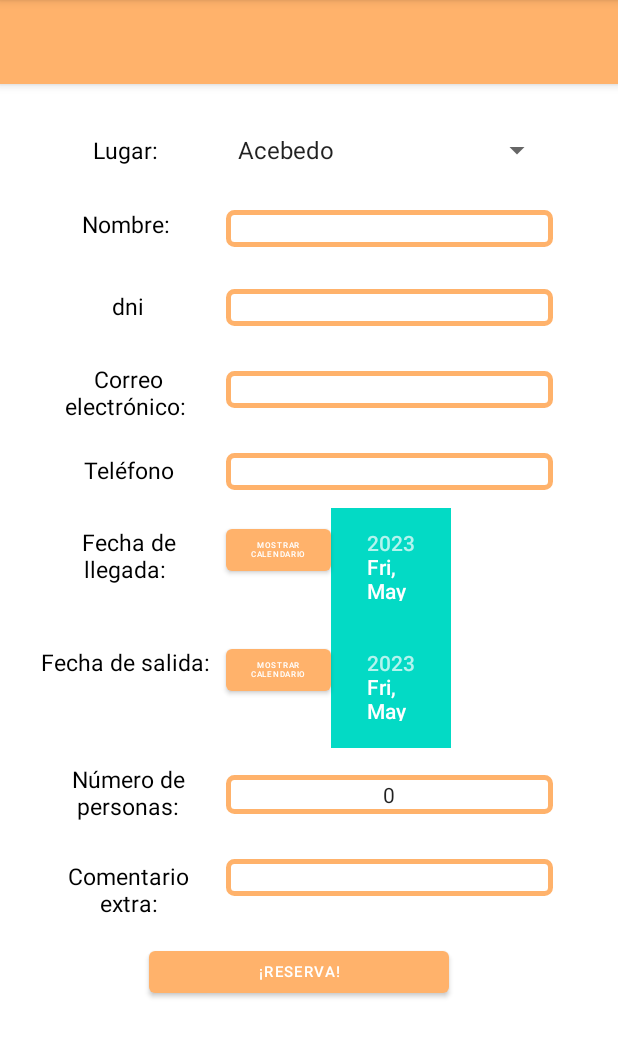
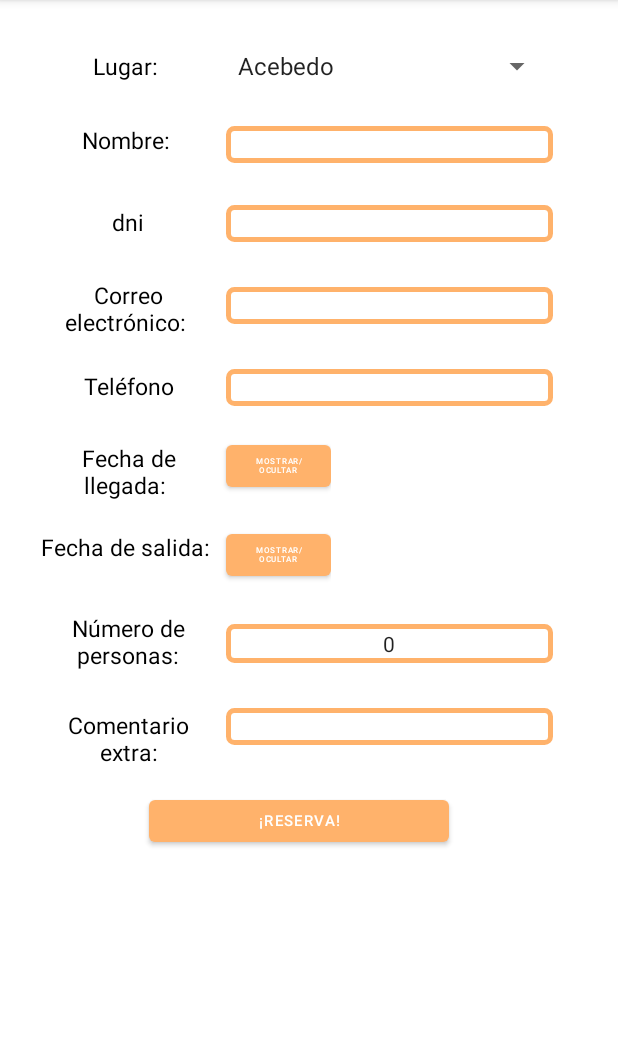
Before and after one commit to victxrms/PNET, an Android app: the fragment FormularioFragment shown on its own in the app's theme, on a phone screen of 412 x 824 dp, the part 84-1142 px from its top. Run offline under Robolectric (Android 15) with nearby library versions, the phone set to English and light mode, and no system bars.

Commit message:
Add files via upload

```diff
--- a/DesarrolloAndroid/proyectoFinal/app/src/main/res/layout/fragment_formulario.xml
+++ b/DesarrolloAndroid/proyectoFinal/app/src/main/res/layout/fragment_formulario.xml
@@ -14,13 +14,6 @@
         android:layout_width="match_parent"
         android:layout_height="wrap_content"
         android:theme="@style/Theme.ProyectoFinal.AppBarOverlay">
-
-        <androidx.appcompat.widget.Toolbar
-            android:id="@+id/toolbar"
-            android:layout_width="match_parent"
-            android:layout_height="?attr/actionBarSize"
-            android:background="?attr/colorPrimary"
-            app:popupTheme="@style/Theme.ProyectoFinal.PopupOverlay" />
 
     </com.google.android.material.appbar.AppBarLayout>
 
@@ -177,15 +170,21 @@
                 android:layout_width="70dp"
                 android:layout_height="40dp"
                 android:layout_marginVertical="8dp"
-                android:text="Mostrar calendario"
+                android:text="Mostrar/Ocultar"
                 android:textSize="5dp"/>
+        </LinearLayout>
+
+        <LinearLayout
+            android:layout_width="match_parent"
+            android:layout_height="wrap_content"
+            android:gravity="center">
 
             <DatePicker
                 android:id="@+id/EditFechaIniF"
-                android:layout_width="80dp"
-                android:layout_height="80dp"
-                android:visibility="visible"
-                android:theme="@style/DatePickerStyle"/>
+                android:layout_width="300dp"
+                android:layout_height="510dp"
+                android:visibility="gone"
+                android:theme="@style/DatePickerStyle" />
 
         </LinearLayout>
 
@@ -211,15 +210,22 @@
                 android:layout_width="70dp"
                 android:layout_height="40dp"
                 android:layout_marginVertical="8dp"
-                android:text="Mostrar calendario"
+                android:text="Mostrar/Ocultar"
                 android:textSize="5dp"/>
+
+        </LinearLayout>
+
+        <LinearLayout
+            android:layout_width="match_parent"
+            android:layout_height="wrap_content"
+            android:gravity="center">
 
             <DatePicker
                 android:id="@+id/EditFechaFinF"
-                android:layout_width="80dp"
-                android:layout_height="80dp"
-                android:visibility="visible"
-                android:theme="@style/DatePickerStyle"/>
+                android:layout_width="300dp"
+                android:layout_height="500dp"
+                android:visibility="gone"
+                android:theme="@style/DatePickerStyle" />
 
         </LinearLayout>
 
```
